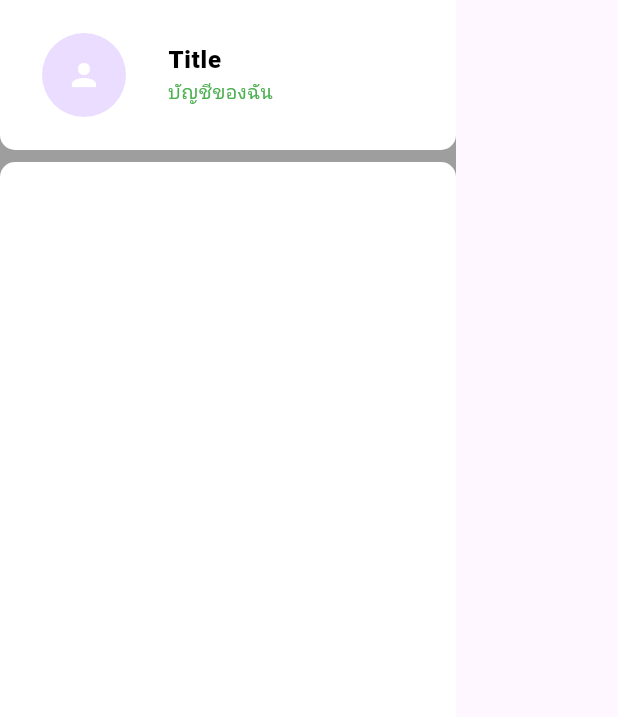
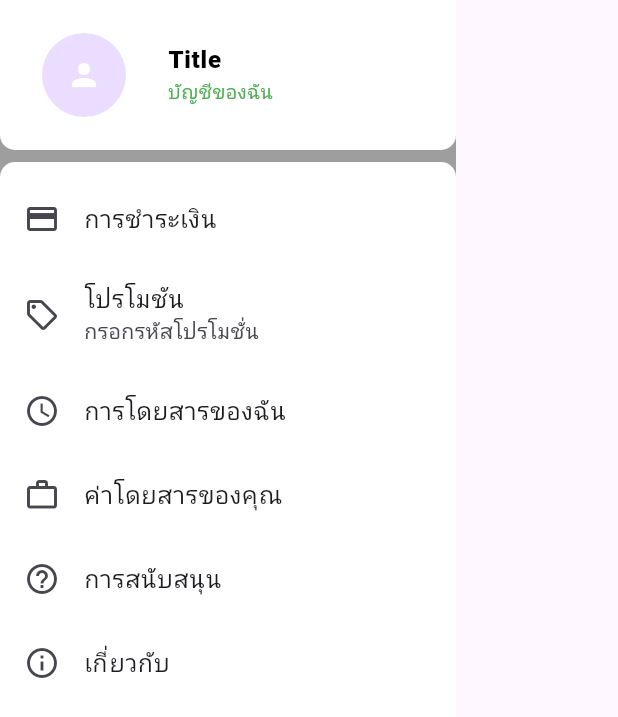
Before and after one commit to iwindd/Boltclone_Flutter, a Flutter app: the HomeDrawer widget shown alone on an empty page, opened directly, on a phone screen of 412 x 824 dp. Shown: the top 717 px of the screen. Run offline on Flutter 3.47's test engine with Material 3 defaults, Android fonts, the light colour scheme and no system bars; our stand-ins replace geolocator, google_maps_flutter, stacked, stacked_services, stacked_shared.

Commit message:
drawer menu items

```diff
--- a/lib/ui/widgets/HomeDrawer.dart
+++ b/lib/ui/widgets/HomeDrawer.dart
@@ -1,5 +1,13 @@
 import 'package:flutter/material.dart';
 import 'package:flutter/widgets.dart';
+
+class MenuItem {
+  String title;
+  IconData icon;
+  String? subtitle;
+
+  MenuItem(this.title, this.icon, this.subtitle);
+}
 
 class HomeDrawer extends StatefulWidget {
   const HomeDrawer({super.key});
@@ -9,6 +17,15 @@ class HomeDrawer extends StatefulWidget {
 }
 
 class _HomeDrawerState extends State<HomeDrawer> {
+  List<MenuItem> menuLists = [
+    MenuItem("การชำระเงิน", Icons.credit_card_outlined, ""),
+    MenuItem("โปรโมชัน", Icons.sell_outlined, "กรอกรหัสโปรโมชั่น"),
+    MenuItem("การโดยสารของฉัน", Icons.schedule_outlined, ""),
+    MenuItem("ค่าโดยสารของคุณ", Icons.work_outline, ""),
+    MenuItem("การสนับสนุน", Icons.help_outline, ""),
+    MenuItem("เกี่ยวกับ", Icons.info_outline, ""),
+  ];
+
   @override
   Widget build(BuildContext context) {
     return Drawer(
@@ -68,6 +85,20 @@ class _HomeDrawerState extends State<HomeDrawer> {
                   topRight: Radius.circular(10),
                 ),
               ),
+              padding: const EdgeInsets.only(top: 10, bottom: 10),
+              child: ListView.builder(
+                itemCount: menuLists.length,
+                itemBuilder: (context, index) {
+                  MenuItem menu = menuLists[index];
+
+                  return ListTile(
+                    title: Text(menu.title),
+                    leading: Icon(menu.icon),
+                    subtitle:
+                        menu.subtitle != "" ? Text(menu.subtitle ?? "") : null,
+                  );
+                },
+              ),
             )
           ],
         ));
```
